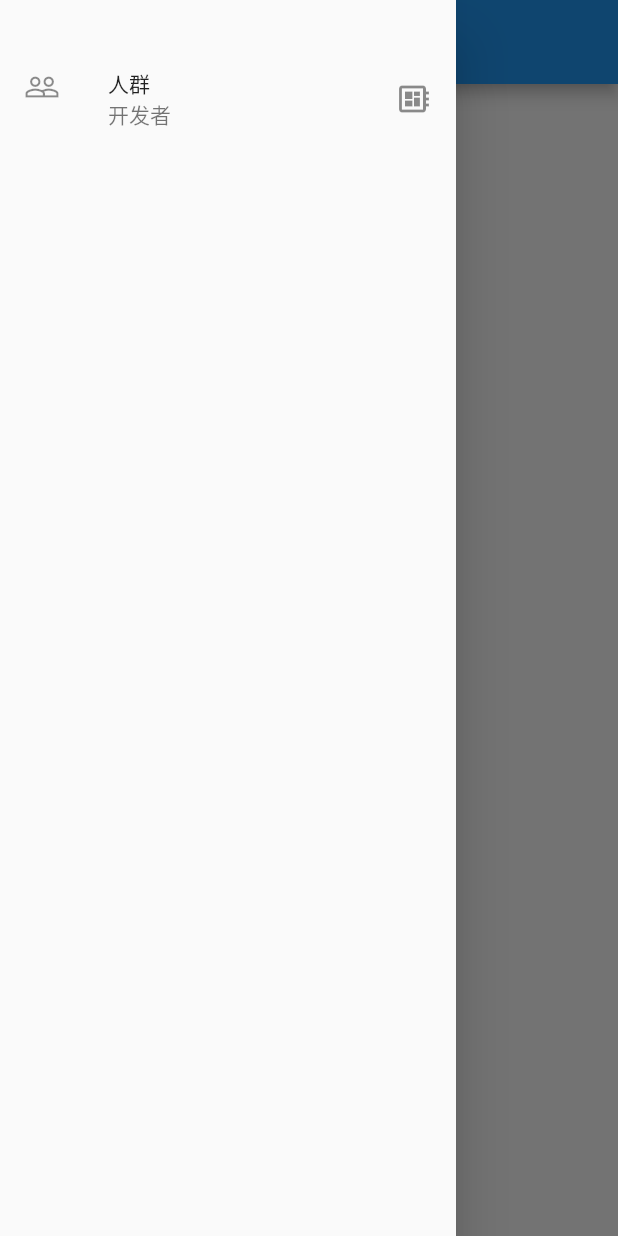
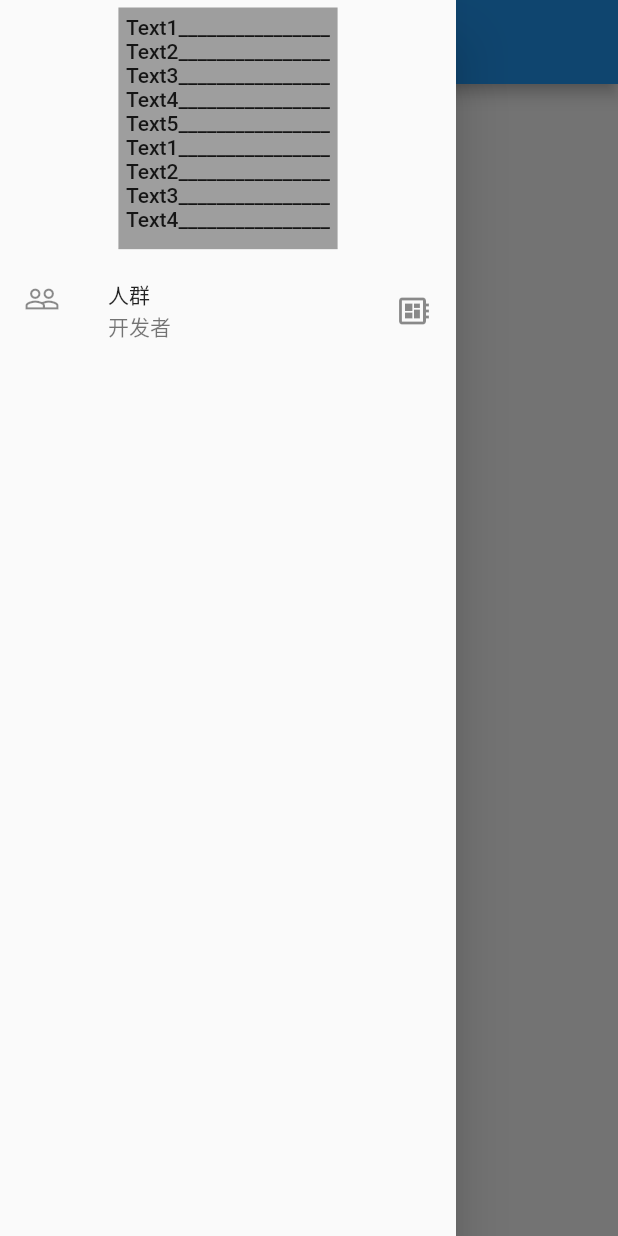
Before and after one commit to gdky005/xxz_flutter, a Flutter app: the screen it shows after launch, with the side drawer open, on a phone screen of 412 x 824 dp. Run offline on Flutter 3.47's test engine with Material 2 defaults, Android fonts, the light colour scheme and no system bars.

Commit message:
1. 添加 DrawerHeader。

```diff
--- a/lib/main.dart
+++ b/lib/main.dart
@@ -39,7 +39,26 @@ class _MyHomePageState extends State<MyHomePage> {
     return Drawer(
       child: Column(
         children: <Widget>[
-          SizedBox(height: 30),
+          DrawerHeader(
+            decoration: BoxDecoration(color: Colors.grey),
+            margin: EdgeInsets.all(5),
+            padding: EdgeInsets.all(5),
+            duration: Duration(seconds: 10),
+            curve: Curves.easeInSine,
+            child: Container(
+              child: Text(""
+                  "Text1________________\n"
+                  "Text2________________\n"
+                  "Text3________________\n"
+                  "Text4________________\n"
+                  "Text5________________\n"
+                  "Text1________________\n"
+                  "Text2________________\n"
+                  "Text3________________\n"
+                  "Text4________________\n"
+                  ""),
+            ),
+          ),
           ListTile(
             leading: Icon(Icons.people_outline),
             title: Text("人群"),
```
